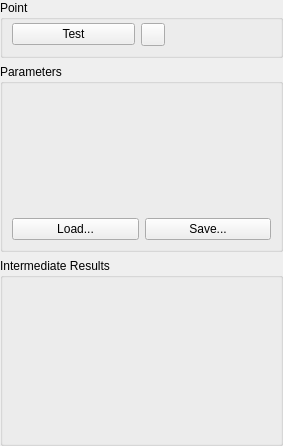
Old version of the form AcfSln/Include/iqtipr/CValueSupplierGuiComp.ui in the repository ImagingTools/AcfPublic.
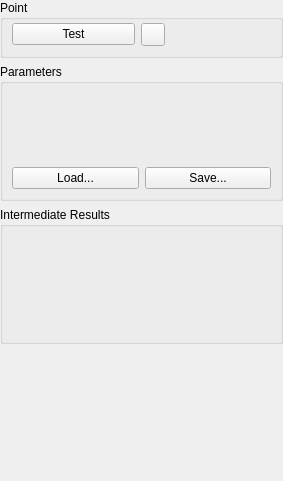
New version of the form. Icons and pictures are not drawn.

Diff of the .ui file:
```diff
--- a/AcfSln/Include/iqtipr/CValueSupplierGuiComp.ui
+++ b/AcfSln/Include/iqtipr/CValueSupplierGuiComp.ui
@@ -7,7 +7,7 @@
     <x>0</x>
     <y>0</y>
     <width>283</width>
-    <height>446</height>
+    <height>481</height>
    </rect>
   </property>
   <property name="windowTitle">
@@ -193,6 +193,22 @@
      <layout class="QVBoxLayout" name="verticalLayout"/>
     </widget>
    </item>
+   <item>
+    <spacer name="verticalSpacer">
+     <property name="orientation">
+      <enum>Qt::Vertical</enum>
+     </property>
+     <property name="sizeType">
+      <enum>QSizePolicy::Expanding</enum>
+     </property>
+     <property name="sizeHint" stdset="0">
+      <size>
+       <width>20</width>
+       <height>1</height>
+      </size>
+     </property>
+    </spacer>
+   </item>
   </layout>
  </widget>
  <resources>
```
